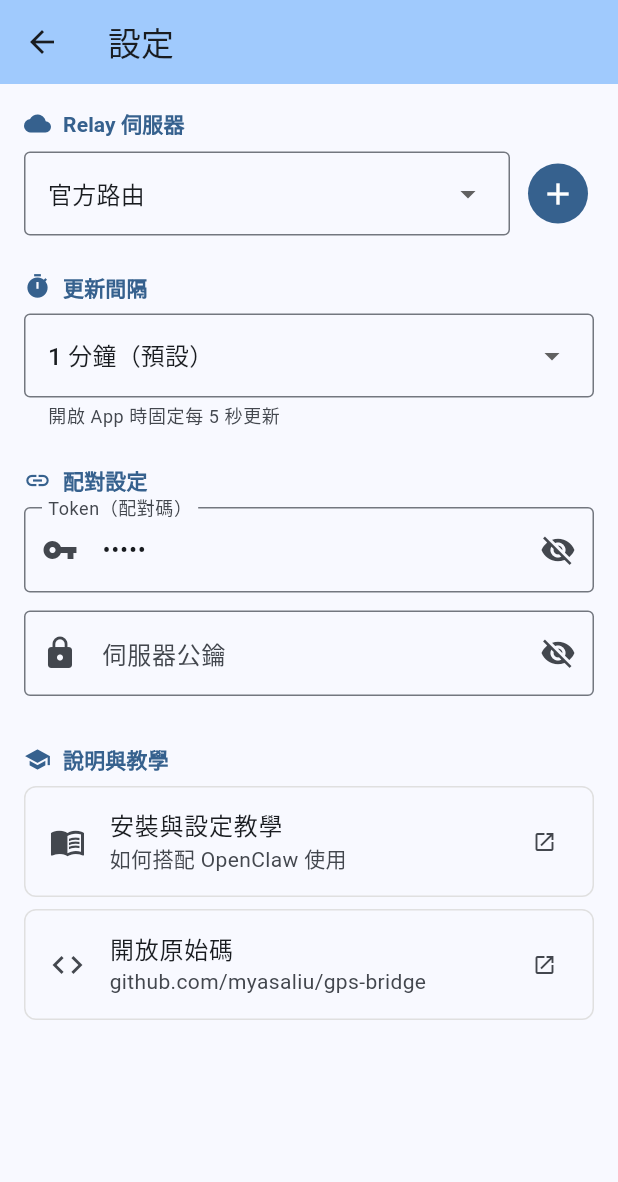
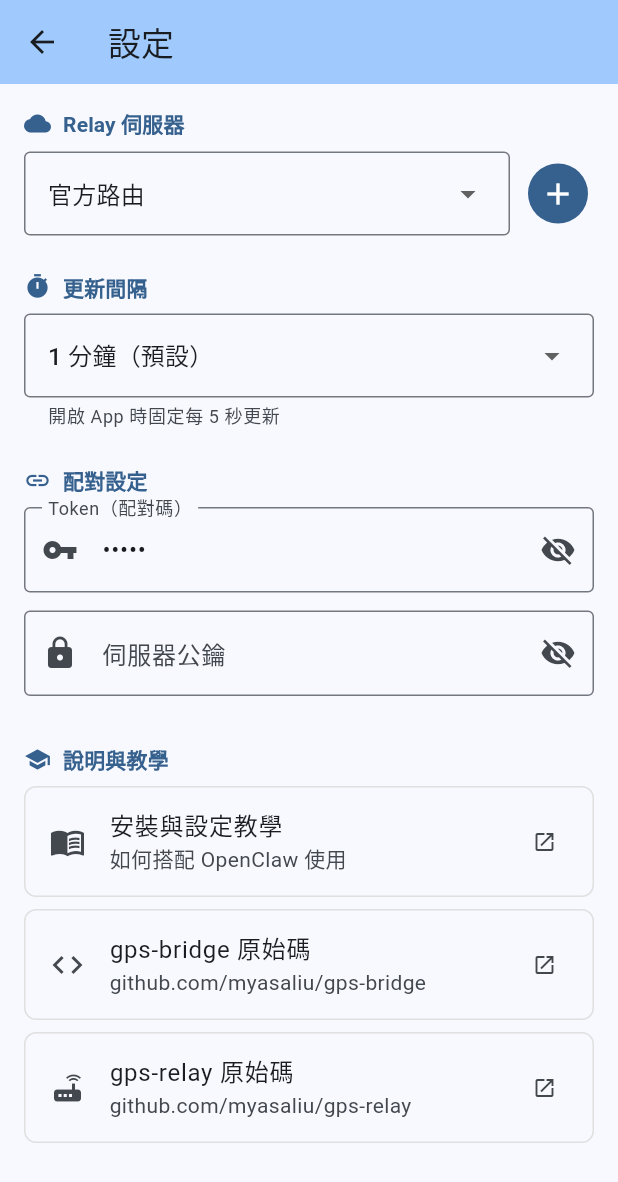
Before and after one commit to luna61ouo/gps-tracker-app, a Flutter app: the SettingsScreen screen opened directly, on a phone screen of 412 x 824 dp. Shown: the top 1182 px of the screen. Run offline on Flutter 3.47's test engine with Material 3 defaults, Android fonts, the phone set to English and light mode, and no system bars; our stand-ins replace flutter_local_notifications, geolocator, permission_handler, sensors_plus, shared_preferences; missing offline and left inert: cryptography, flutter_background_service; accounts and stored records are empty; statements that could not run were skipped.

Commit message:
Add gps-relay source link to settings tutorial section
Co-Authored-By: Claude Sonnet 4.6 <noreply@anthropic.com>

```diff
--- a/lib/screens/settings_screen.dart
+++ b/lib/screens/settings_screen.dart
@@ -289,12 +289,28 @@ class _SettingsScreenState extends State<SettingsScreen> {
               side: BorderSide(color: Colors.grey.shade300),
             ),
             leading: const Icon(Icons.code),
-            title: const Text('開放原始碼'),
+            title: const Text('gps-bridge 原始碼'),
             subtitle: const Text('github.com/myasaliu/gps-bridge'),
             trailing: const Icon(Icons.open_in_new, size: 16),
             onTap: () async {
               final uri =
                   Uri.parse('https://github.com/myasaliu/gps-bridge');
+              if (await canLaunchUrl(uri)) launchUrl(uri);
+            },
+          ),
+          const SizedBox(height: 8),
+          ListTile(
+            shape: RoundedRectangleBorder(
+              borderRadius: BorderRadius.circular(8),
+              side: BorderSide(color: Colors.grey.shade300),
+            ),
+            leading: const Icon(Icons.router),
+            title: const Text('gps-relay 原始碼'),
+            subtitle: const Text('github.com/myasaliu/gps-relay'),
+            trailing: const Icon(Icons.open_in_new, size: 16),
+            onTap: () async {
+              final uri =
+                  Uri.parse('https://github.com/myasaliu/gps-relay');
               if (await canLaunchUrl(uri)) launchUrl(uri);
             },
           ),
```
